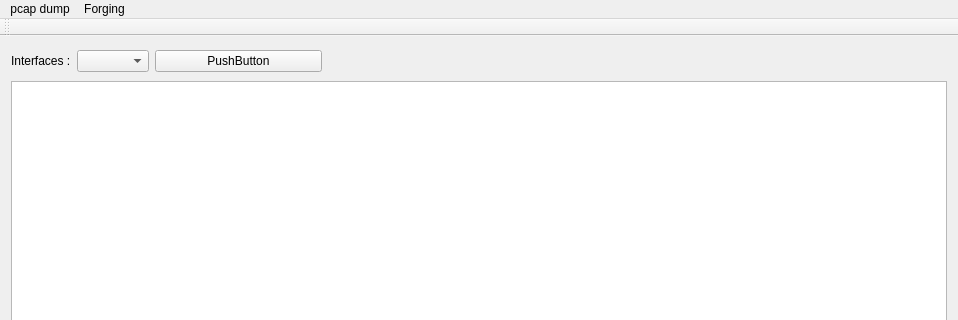
Qt form sniffer/mainwindow.ui (bertonf/NSP1) before a commit; both pictures show x 0 to 958 and y 0 to 320 of the 958 by 744 pixel window.
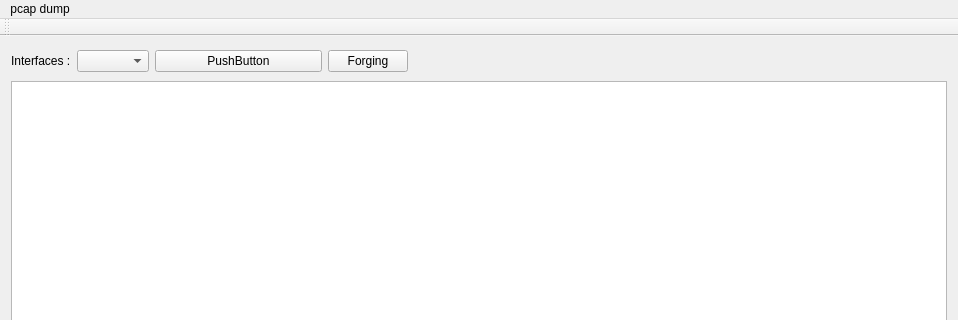
The same form after that commit.

```diff
--- a/sniffer/mainwindow.ui
+++ b/sniffer/mainwindow.ui
@@ -36,7 +36,7 @@
        <enum>QLayout::SetMaximumSize</enum>
       </property>
       <item>
-       <layout class="QHBoxLayout" name="horizontalLayout" stretch="0,0,1,2">
+       <layout class="QHBoxLayout" name="horizontalLayout" stretch="0,0,1,0,2">
         <property name="sizeConstraint">
          <enum>QLayout::SetFixedSize</enum>
         </property>
@@ -66,6 +66,13 @@
           </property>
          </widget>
         </item>
+        <item>
+         <widget class="QPushButton" name="forgingButton">
+          <property name="text">
+           <string>Forging</string>
+          </property>
+         </widget>
+        </item>
         <item>
          <widget class="QLabel" name="label">
           <property name="text">
@@ -176,7 +183,7 @@
      <x>0</x>
      <y>0</y>
      <width>958</width>
-     <height>20</height>
+     <height>25</height>
     </rect>
    </property>
    <widget class="QMenu" name="menuPcap_dump">
@@ -186,17 +193,7 @@
     <addaction name="actionOpen_file"/>
     <addaction name="actionSave"/>
    </widget>
-   <widget class="QMenu" name="menuForging">
-    <property name="title">
-     <string>Forging</string>
-    </property>
-    <addaction name="actionTCP"/>
-    <addaction name="actionUDP"/>
-    <addaction name="actionICMP"/>
-    <addaction name="actionARP"/>
-   </widget>
    <addaction name="menuPcap_dump"/>
-   <addaction name="menuForging"/>
   </widget>
   <widget class="QToolBar" name="mainToolBar">
    <attribute name="toolBarArea">
```
